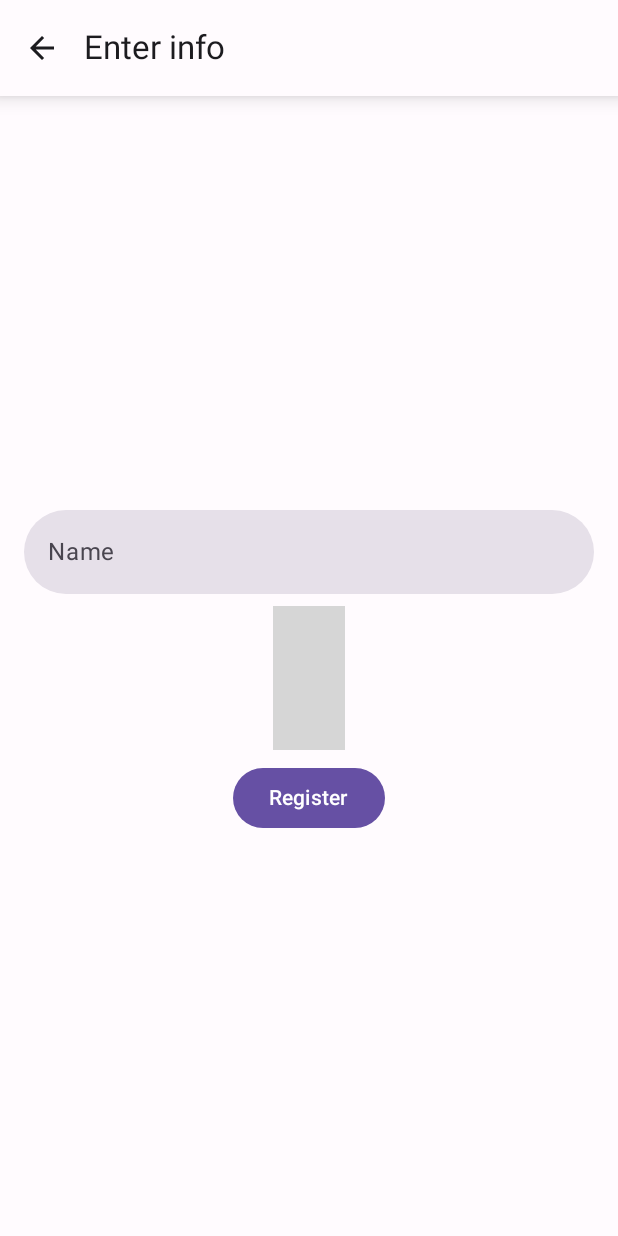
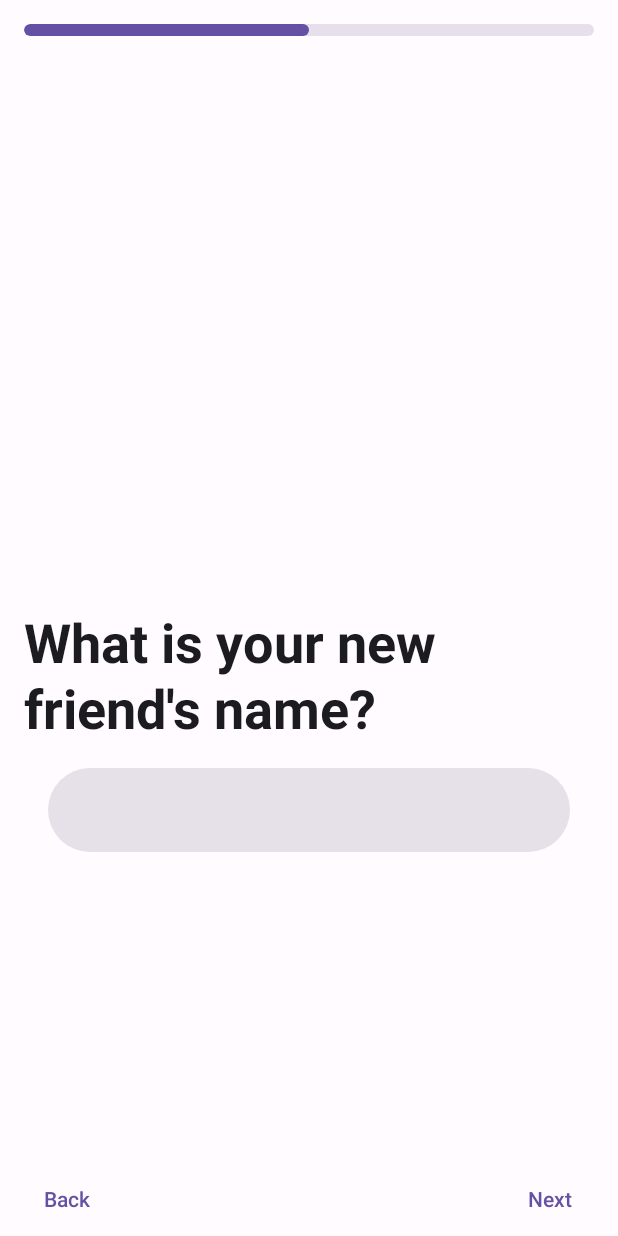
Before and after one commit to sxxxi/penguino-app, an Android app built with Jetpack Compose: the @Preview function PreviewRegistrationScreen, on a phone screen of 412 x 824 dp. Run offline under Robolectric (Android 15) with nearby library versions, the light colour scheme and no system bars; our stand-ins replace Dagger/Hilt's generated code, Room's generated code; grey boxes are pictures that could not be loaded.

Commit message:
Update registration ui to be more interactive

```diff
--- a/app/src/main/java/com/penguino/ui/screens/RegistrationScreen.kt
+++ b/app/src/main/java/com/penguino/ui/screens/RegistrationScreen.kt
@@ -1,104 +1,280 @@
 package com.penguino.ui.screens
 
+import androidx.activity.compose.BackHandler
+import androidx.compose.animation.AnimatedContent
+import androidx.compose.animation.core.Spring
+import androidx.compose.animation.core.animateFloatAsState
+import androidx.compose.animation.core.spring
+import androidx.compose.animation.fadeIn
+import androidx.compose.animation.fadeOut
+import androidx.compose.animation.slideInHorizontally
+import androidx.compose.animation.slideOutHorizontally
+import androidx.compose.animation.togetherWith
+import androidx.compose.foundation.background
 import androidx.compose.foundation.layout.Arrangement
+import androidx.compose.foundation.layout.Box
 import androidx.compose.foundation.layout.Column
+import androidx.compose.foundation.layout.ColumnScope
+import androidx.compose.foundation.layout.Row
+import androidx.compose.foundation.layout.Spacer
 import androidx.compose.foundation.layout.fillMaxSize
+import androidx.compose.foundation.layout.fillMaxWidth
+import androidx.compose.foundation.layout.height
 import androidx.compose.foundation.layout.padding
-import androidx.compose.material3.Button
+import androidx.compose.foundation.shape.RoundedCornerShape
+import androidx.compose.material3.MaterialTheme
 import androidx.compose.material3.Surface
 import androidx.compose.material3.Text
+import androidx.compose.material3.TextButton
 import androidx.compose.runtime.Composable
+import androidx.compose.runtime.getValue
+import androidx.compose.runtime.mutableIntStateOf
+import androidx.compose.runtime.mutableStateOf
+import androidx.compose.runtime.remember
+import androidx.compose.runtime.rememberCoroutineScope
+import androidx.compose.runtime.setValue
 import androidx.compose.ui.Alignment
 import androidx.compose.ui.Modifier
-import androidx.compose.ui.text.input.KeyboardType
+import androidx.compose.ui.draw.clip
+import androidx.compose.ui.draw.drawBehind
+import androidx.compose.ui.geometry.CornerRadius
+import androidx.compose.ui.graphics.Color
+import androidx.compose.ui.text.TextStyle
+import androidx.compose.ui.text.font.FontWeight
 import androidx.compose.ui.tooling.preview.Preview
 import androidx.compose.ui.unit.dp
 import com.penguino.data.local.models.RegistrationInfoEntity
-import com.penguino.ui.components.SimpleTopBar
 import com.penguino.ui.components.TextInput
-import com.penguino.ui.components.TextInputWithSuggestion
 import com.penguino.ui.theme.PenguinoTheme
 import com.penguino.ui.viewmodels.RegistrationViewModel.RegistrationUiState
+import kotlinx.coroutines.CoroutineScope
+import kotlinx.coroutines.launch
 
 @Composable
 fun RegistrationScreen(
-	modifier: Modifier = Modifier,
 	uiState: RegistrationUiState = RegistrationUiState(regInfo = RegistrationInfoEntity()),
 	onInputChange: ((RegistrationInfoEntity) -> RegistrationInfoEntity) -> Unit = {},
 	onRegInfoPost: () -> Unit = {},
 	onNavigateToHome: () -> Unit = {},
-	onBack: () -> Unit = {}
+	onBack: () -> Unit = {},
 ) {
-	Column(
-		modifier = modifier.fillMaxSize(),
-		horizontalAlignment = Alignment.CenterHorizontally
+	ScreenHolder(
+		screens = listOf(
+			{
+				NamePrompt(
+					name = uiState.regInfo.petName,
+					onInputChange = { newName ->
+						onInputChange { state ->
+							state.copy(petName = newName)
+						}
+					}
+				)
+			},
+			{
+				ImagePrompt()
+			},
+		),
+		loadingScreen = {
+			Text(text = "Loading")
+		},
+		confirmationScreen = {
+			ConfirmationScreen()
+		},
+		onNavigateToHome = onNavigateToHome,
+		onNavigateToPrevious = onBack,
+		onSubmit = onRegInfoPost,
+	)
+}
+
+@Composable
+private fun ProgressIndicator(
+	modifier: Modifier = Modifier,
+	containerColor: Color = MaterialTheme.colorScheme.surfaceVariant,
+	indicatorColor: Color = MaterialTheme.colorScheme.primary,
+	progress: Float = 0.5f
+) {
+	val barHeight = remember { 8.dp }
+	Box(
+		modifier = Modifier
+			.fillMaxWidth()
+			.then(modifier)
+			.clip(RoundedCornerShape(100))
 	) {
-		SimpleTopBar(title = "Enter info", onNavBack = onBack)
-		TextFields(
-			modifier = modifier
-				.align(Alignment.CenterHorizontally),
-			suggestions = uiState.suggestions,
-			regInfo = uiState.regInfo,
-			regInfoUpdate = onInputChange,
-			onPostRequest = {
-				onRegInfoPost()
-				onNavigateToHome()
+		Box(modifier = Modifier
+			.height(barHeight)
+			.background(containerColor)
+			.fillMaxWidth()
+			.drawBehind {
+				drawRoundRect(
+					color = indicatorColor,
+					cornerRadius = CornerRadius(100f, 100f),
+					size = this.size.copy(width = size.width * progress)
+				)
 			}
 		)
 	}
 }
 
 @Composable
-private fun TextFields(
-	modifier: Modifier = Modifier,
-	suggestions: List<String>,
-	regInfo: RegistrationInfoEntity,
-	regInfoUpdate: ((RegistrationInfoEntity) -> RegistrationInfoEntity) -> Unit,
-	onPostRequest: () -> Unit = {}
+private fun ScreenHolder(
+	screens: List<@Composable ColumnScope.() -> Unit>,
+	loadingScreen: @Composable ColumnScope.() -> Unit = {},
+	confirmationScreen: @Composable ColumnScope.() -> Unit = {},
+	coroutineScope: CoroutineScope = rememberCoroutineScope(),
+	onSubmit: () -> Unit = {},
+	onNavigateToPrevious: () -> Unit,
+	onNavigateToHome: () -> Unit,
 ) {
-	Column(
-		modifier = modifier.fillMaxSize(),
-		horizontalAlignment = Alignment.CenterHorizontally,
-		verticalArrangement = Arrangement.Center
-	) {
-		TextInputWithSuggestion(
-			value = regInfo.petName,
-			suggestions = suggestions,
-			onValueChange = { name ->
-				regInfoUpdate { regInfo ->
-					regInfo.copy(petName = name)
+	if (screens.isNotEmpty()) {
+		var isSubmitted by remember { mutableStateOf(false) }
+		var isLoading by remember { mutableStateOf(false) }
+		var currentIndex by remember { mutableIntStateOf(0) }
+		val progress: Float by animateFloatAsState(
+			targetValue = ((currentIndex + 1).toFloat() / screens.size.toFloat()),
+			label = "Progress animation",
+			animationSpec = spring(
+				dampingRatio = Spring.DampingRatioLowBouncy,
+				stiffness = Spring.StiffnessLow
+			)
+		)
+		val currentScreen = remember(currentIndex, isSubmitted) {
+			if (isSubmitted) {
+				if (isLoading) {
+					loadingScreen
+				} else {
+					confirmationScreen
+				}
+			} else {
+				screens[currentIndex]
+			}
+		}
+
+		BackHandler(enabled = !isSubmitted) {
+			if (currentIndex == 0 || (isSubmitted && !isLoading)) {
+				onNavigateToPrevious()
+			} else {
+				currentIndex -= 1
+			}
+		}
+
+		Column(
+			modifier = Modifier.fillMaxSize(),
+			horizontalAlignment = Alignment.CenterHorizontally
+		) {
+			if (!isSubmitted) {
+				ProgressIndicator(
+					modifier = Modifier.padding(16.dp),
+					progress = progress
+				)
+			}
+			Column(
+				Modifier.weight(1f)
+			) {
+				AnimatedContent(
+					targetState = currentScreen,
+					label = "Current screen",
+					transitionSpec = { (fadeIn() + slideInHorizontally()) togetherWith (fadeOut() + slideOutHorizontally()) }
+				) { screen ->
+					Column(
+						modifier = Modifier
+							.fillMaxSize()
+							.padding(horizontal = 16.dp),
+						verticalArrangement = Arrangement.Center,
+						horizontalAlignment = Alignment.CenterHorizontally
+					) {
+						screen()
+					}
 				}
 			}
-		) { Text(text = "Name") }
+			Row(
+				modifier = Modifier
+					.padding(horizontal = 16.dp)
+					.fillMaxWidth(),
+				horizontalArrangement = Arrangement.SpaceBetween
+			) {
+				if (!isSubmitted) {
+					TextButton(onClick = {
+						if (currentIndex == 0) {
+							onNavigateToPrevious()
+						} else {
+							currentIndex -= 1
+						}
+					}) {
+						Text(text = "Back")
+					}
 
-		TextInput(
-			value = regInfo.personality,
-			onValueChange = { newVal ->
-				regInfoUpdate { regInfo ->
-					regInfo.copy(personality = newVal)
+					Spacer(Modifier.weight(1f))
+
+					if (progress == 1f) {
+						TextButton(onClick = {
+							coroutineScope.launch {
+								isLoading = true
+								isSubmitted = true
+								onSubmit()
+							}.invokeOnCompletion {
+								isLoading = false
+							}
+						}) {
+							Text(text = "Submit")
+						}
+					} else {
+						TextButton(onClick = {
+							currentIndex += 1
+						}) {
+							Text(text = "Next")
+						}
+					}
+				} else {
+					Spacer(Modifier.weight(1f))
+					TextButton(onClick = {
+						onNavigateToPrevious()
+						onNavigateToHome()
+					}) {
+						Text(text = "Done")
+					}
 				}
 			}
-		) { Text(text = "Personality") }
-
-		TextInput(
-			value = regInfo.age.toString(),
-			keyboardType = KeyboardType.Number,
-			onValueChange = { newInt ->
-				regInfoUpdate { regInfo ->
-					newInt.toIntOrNull()?.let {
-						regInfo.copy(age = it)
-					} ?: regInfo
-				}
-			}
-		) { Text(text = "Age") }
-
-		Button(
-			modifier = modifier.padding(vertical = 8.dp, horizontal = 16.dp),
-			onClick = onPostRequest
-		) {
-			Text(text = "Register")
 		}
 	}
+}
+
+@Composable
+private fun ColumnScope.NamePrompt(
+	name: String,
+	onInputChange: (String) -> Unit
+) {
+	Spacer(modifier = Modifier.weight(0.5f))
+	Column(
+		Modifier
+			.weight(0.5f)
+	) {
+		Text(
+			text = "What is your new \nfriend's name?",
+			style = MaterialTheme.typography.displaySmall + TextStyle(fontWeight = FontWeight.Bold)
+		)
+		Spacer(modifier = Modifier.height(8.dp))
+		TextInput(
+			value = name,
+			label = null,
+			onValueChange = onInputChange
+		)
+	}
+}
+
+@Composable
+private fun ColumnScope.ImagePrompt() {
+	Text(
+		text = "Do you want to take your friend's picture?",
+		style = MaterialTheme.typography.displaySmall + TextStyle(fontWeight = FontWeight.Bold)
+	)
+}
+
+@Composable
+private fun ColumnScope.ConfirmationScreen() {
+	Text(
+		text = "You're all set!",
+		style = MaterialTheme.typography.displaySmall + TextStyle(fontWeight = FontWeight.Bold)
+	)
 }
 
 @Preview
```
